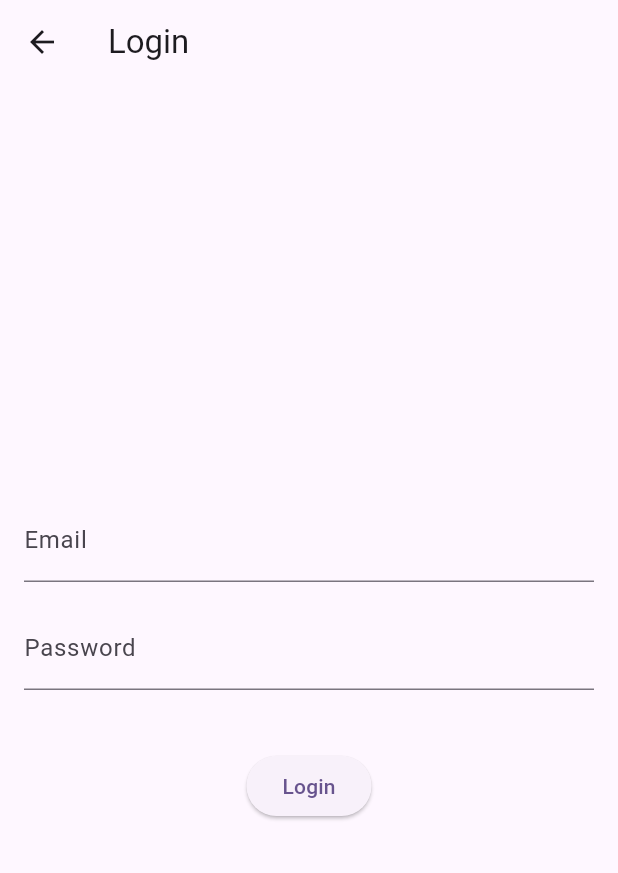
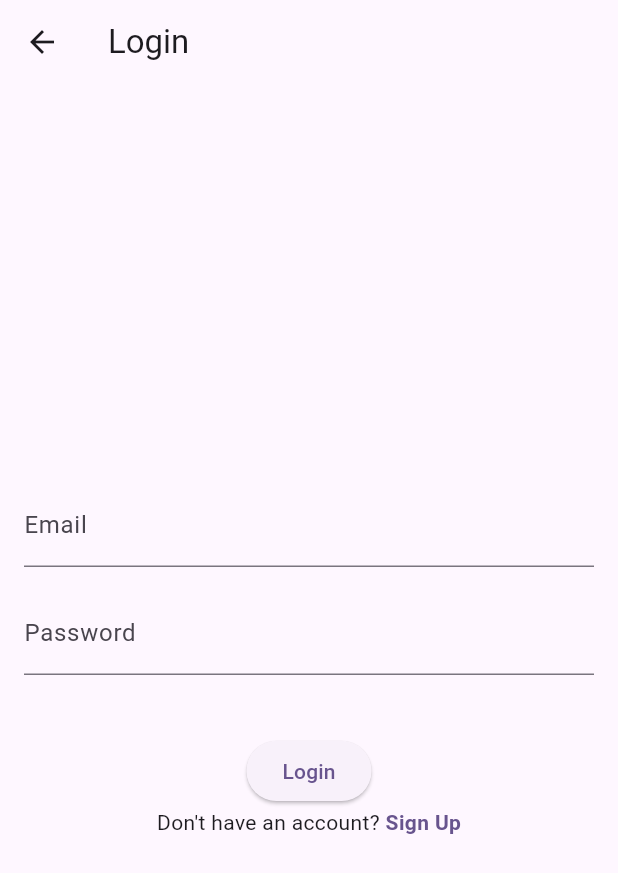
Before and after one commit to Muaz2004/AI-Resume-Craft-Flutter, a Flutter app: the LoginScreen screen opened directly, on a phone screen of 412 x 824 dp. Shown: the top 873 px of the screen. Run offline on Flutter 3.47's test engine with Material 3 defaults, Android fonts, the phone set to English and light mode, and no system bars; our stand-ins replace firebase_auth, firebase_core, flutter_riverpod; accounts and stored records are empty.

Commit message:
sign in page updated

```diff
--- a/lib/features/auth/presentation/login_screen.dart
+++ b/lib/features/auth/presentation/login_screen.dart
@@ -1,6 +1,5 @@
 import 'package:flutter/material.dart';
 import 'package:flutter_riverpod/flutter_riverpod.dart';
-import 'package:firebase_auth/firebase_auth.dart';
 import '../../../shared/providers/auth_providers.dart';
 
 
@@ -14,6 +13,12 @@ class _LoginScreenState extends ConsumerState<LoginScreen> {
   final TextEditingController _passwordController = TextEditingController();
   bool _isLoading = false;
   String? _errorMessage;
+  @override
+void dispose() {
+  _emailController.dispose();
+  _passwordController.dispose();
+  super.dispose();
+}
 
 
   @override
@@ -45,6 +50,28 @@ class _LoginScreenState extends ConsumerState<LoginScreen> {
                   ? CircularProgressIndicator(color: Colors.white)
                   : Text('Login'),
             ),
+            Row(
+  mainAxisAlignment: MainAxisAlignment.center,
+  children: [
+    Text("Don't have an account? "),
+    GestureDetector(
+      onTap: () {
+        Navigator.push(
+          context,
+          MaterialPageRoute(builder: (_) => SignupScreen()),
+        );
+      },
+      child: Text(
+        "Sign Up",
+        style: TextStyle(
+          color: Theme.of(context).colorScheme.primary,
+          fontWeight: FontWeight.bold,
+        ),
+      ),
+    ),
+  ],
+),
+
           ],
         ),
       ),
```
